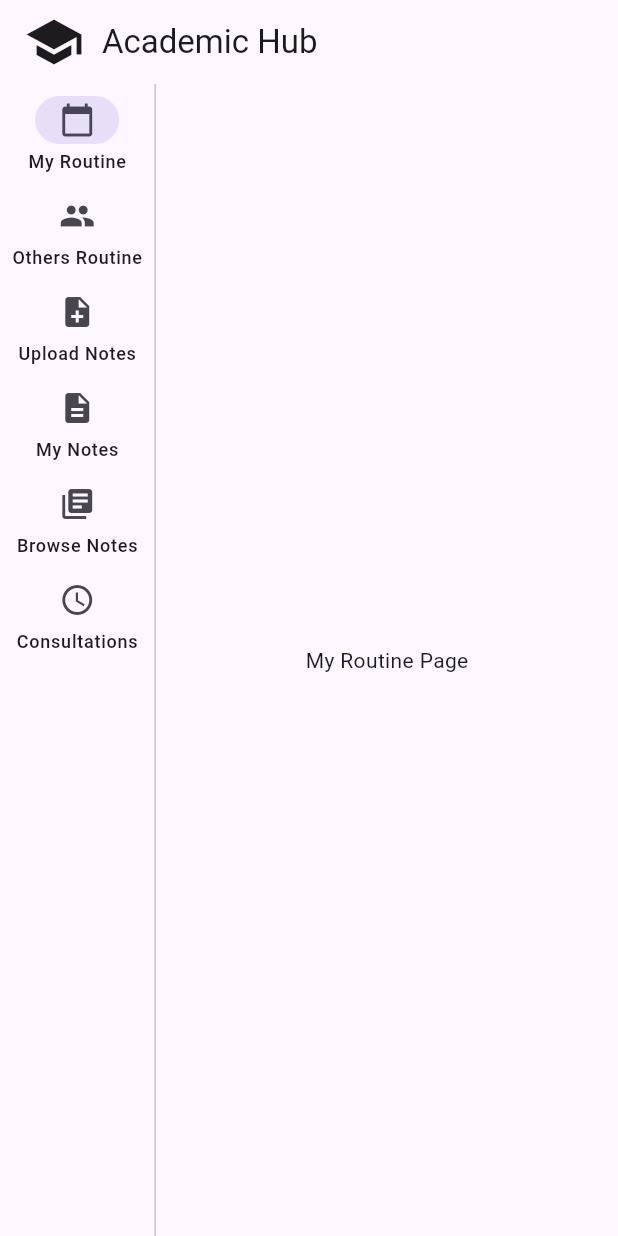
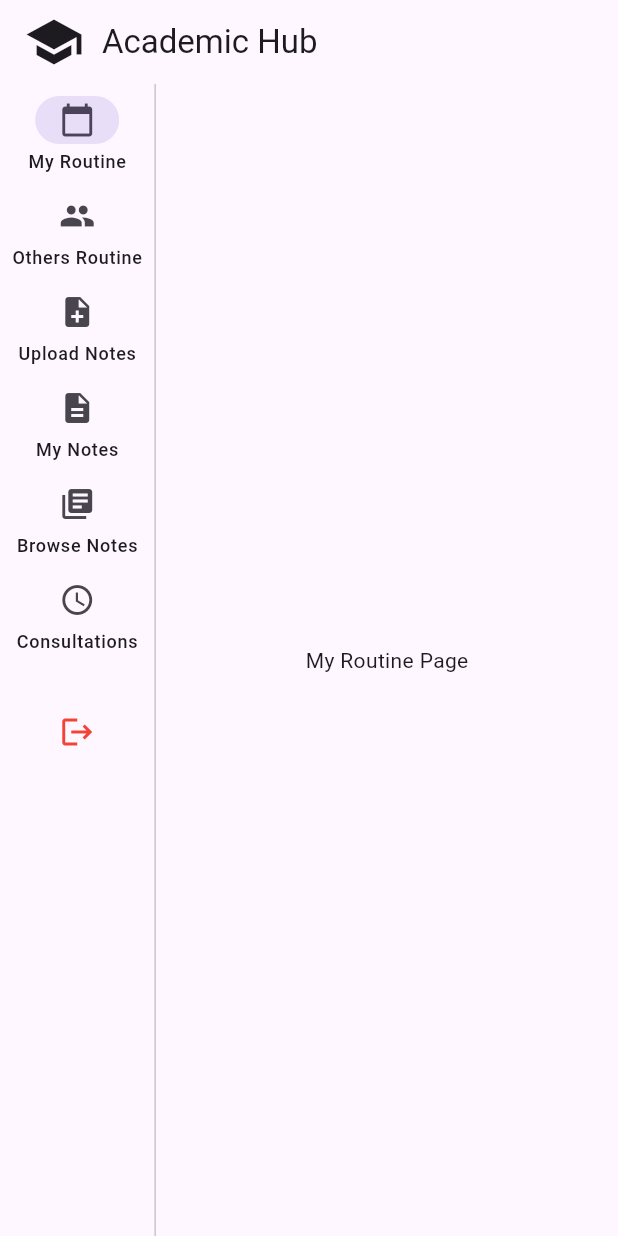
Before and after one commit to geecko23/CSE470-ALMS-G7Project, a Flutter app: the HomePage screen opened directly with empty values, on a phone screen of 412 x 824 dp. Run offline on Flutter 3.47's test engine with Material 3 defaults, Android fonts, the phone set to English and light mode, and no system bars; our stand-ins replace file_picker.

Commit message:
feat: can fetch faculty initials from database "faculites" table and only the faculties are available for consultations.
fix: logout function fixed. user session ends while clicking logout button.

```diff
--- a/frontend/lib/homepage_demo.dart
+++ b/frontend/lib/homepage_demo.dart
@@ -3,7 +3,7 @@ import 'consultations_page.dart';
 import 'notes/upload_notes.dart';
 
 class HomePage extends StatefulWidget {
-  final String studentId; // receive logged-in student ID
+  final String studentId; // logged-in student ID
   const HomePage({super.key, required this.studentId});
 
   @override
@@ -12,6 +12,15 @@ class HomePage extends StatefulWidget {
 
 class _HomePageState extends State<HomePage> {
   int selectedPage = 0;
+
+  void logout() {
+    // Remove all previous routes and go back to login page
+    Navigator.pushNamedAndRemoveUntil(
+      context,
+      '/login',
+      (route) => false,
+    );
+  }
 
   @override
   Widget build(BuildContext context) {
@@ -61,6 +70,23 @@ class _HomePageState extends State<HomePage> {
                 label: Text('Consultations'),
               ),
             ],
+            trailing: Column(
+              mainAxisAlignment: MainAxisAlignment.end,
+              children: [
+                const Divider(),
+                Padding(
+                  padding: const EdgeInsets.only(bottom: 12),
+                  child: IconButton(
+                    tooltip: 'Logout',
+                    icon: const Icon(
+                      Icons.logout,
+                      color: Colors.red,
+                    ),
+                    onPressed: logout,
+                  ),
+                ),
+              ],
+            ),
           ),
           const VerticalDivider(thickness: 1, width: 1),
           Expanded(
@@ -84,7 +110,7 @@ class _HomePageState extends State<HomePage> {
       case 4:
         return const Center(child: Text('Browse Notes Page'));
       case 5:
-        return ConsultationsPage(studentId: widget.studentId); // Pass studentId
+        return ConsultationsPage(studentId: widget.studentId);
       default:
         return const Center(child: Text('Page not found'));
     }
```
Also changed, not shown: frontend/lib/consultations_page.dart (+84 -50 lines), 2 other files.
